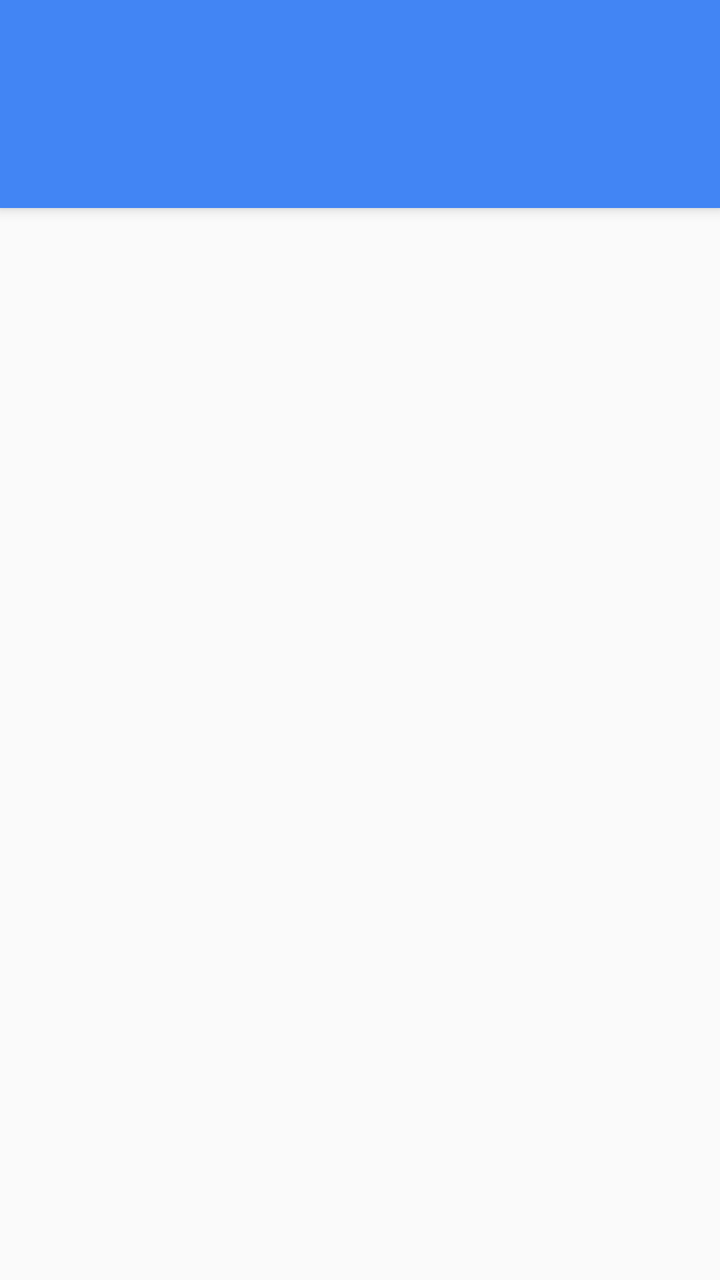
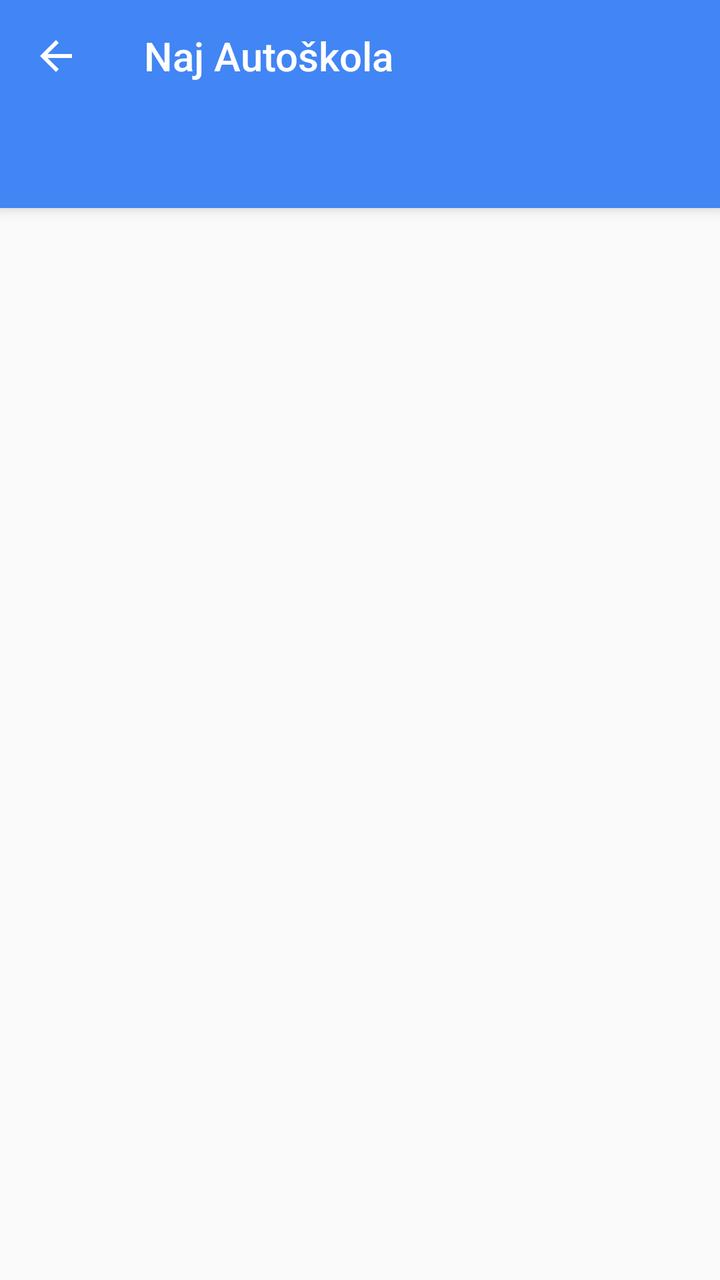

The first picture is an Android layout as it rendered before a commit; the second is the same layout after the commit. The layout source and the unified diff follow.
<!-- AndroidManifest.xml: application theme MyTheme.Light -->
<!-- res/layout/app_bar_main.xml -->
<?xml version="1.0" encoding="utf-8"?>
<android.support.design.widget.CoordinatorLayout
    xmlns:android="http://schemas.android.com/apk/res/android"
    xmlns:app="http://schemas.android.com/apk/res-auto"
    xmlns:tools="http://schemas.android.com/tools"
    android:layout_width="match_parent"
    android:layout_height="match_parent"
    android:fitsSystemWindows="true"
    tools:context=".MainActivity">

    <android.support.design.widget.AppBarLayout
        android:layout_width="match_parent"
        android:layout_height="wrap_content"
        android:theme="@style/MyTheme.AppBarOverlay">

        <android.support.v7.widget.Toolbar
            android:id="@+id/toolbar"
            android:layout_width="match_parent"
            android:layout_height="?attr/actionBarSize"
            android:background="?attr/colorPrimary"
            android:elevation="6dp"
            app:layout_scrollFlags="scroll|enterAlways"
            app:popupTheme="@style/MyTheme.PopupOverlay"/>

        <android.support.design.widget.TabLayout
            android:id="@+id/tab_layout"
            android:layout_width="match_parent"
            android:layout_height="wrap_content"
            android:layout_below="@id/toolbar"
            android:background="?attr/colorPrimary"
            android:elevation="6dp"
            android:minHeight="?attr/actionBarSize"
            android:theme="@style/ThemeOverlay.AppCompat.Dark.ActionBar"
            app:tabIndicatorColor="?attr/colorTabIndicator"/>

    </android.support.design.widget.AppBarLayout>

    <android.support.v4.view.ViewPager
        android:id="@+id/pager"
        android:layout_width="match_parent"
        android:layout_height="wrap_content"
        android:layout_below="@id/tab_layout"
        app:layout_behavior="@string/appbar_scrolling_view_behavior"/>

</android.support.design.widget.CoordinatorLayout>
<!-- resources referenced by this layout -->
<resources>
  <style name="MyTheme.AppBarOverlay" parent="ThemeOverlay.AppCompat.Dark.ActionBar" />
  <style name="MyTheme.PopupOverlay" parent="ThemeOverlay.AppCompat.Light" />
  <style name="MyTheme.Light" parent="@style/Theme.AppCompat.Light.NoActionBar">
          
          
          <item name="colorPrimary">@color/colorPrimary</item>
          <item name="colorPrimaryDark">@color/colorPrimaryDark</item>
          <item name="colorSecondary">@color/colorSecondary</item>
          <item name="colorSecondaryDark">@color/colorSecondaryDark</item>
          <item name="colorTextTitle">@color/colorTextTitle</item>
          
          <item name="colorFlatButtons">@color/colorFlatButtons</item>
          <item name="colorTabIndicator">@color/colorTabIndicator</item>
          <item name="colorCardBackground">@color/colorCardBackground</item>
          <item name="colorNavigationDrawerBackground">@color/colorNavigationDrawerBackground</item>
      </style>
  <color name="colorPrimary" type="color">#4285F4</color>
  <color name="colorPrimaryDark" type="color">#3367D6</color>
  <color name="colorSecondary" type="color">@color/deep_teal_300</color>
  <color name="colorSecondaryDark" type="color">@color/deep_teal_500</color>
  <color name="colorTextTitle" type="color">#FFEE58</color>
  <color name="colorFlatButtons" type="color">@color/pink_A200</color>
  <color name="colorTabIndicator" type="color">#FFF</color>
  <color name="colorCardBackground" type="color">#FFF</color>
  <color name="colorNavigationDrawerBackground" type="color">#FAFAFA</color>
  <color name="deep_teal_300" type="color">#4DB6AC</color>
  <color name="deep_teal_500" type="color">#009688</color>
  <color name="pink_A200" type="color">#FF4081</color>
</resources>

<!-- the commit's change to res/layout/app_bar_main.xml (unified diff, before → after) -->
@@ -11,6 +11,7 @@
     <android.support.design.widget.AppBarLayout
         android:layout_width="match_parent"
         android:layout_height="wrap_content"
+        android:elevation="6dp"
         android:theme="@style/MyTheme.AppBarOverlay">
 
         <android.support.v7.widget.Toolbar
@@ -18,8 +19,10 @@
             android:layout_width="match_parent"
             android:layout_height="?attr/actionBarSize"
             android:background="?attr/colorPrimary"
-            android:elevation="6dp"
             app:layout_scrollFlags="scroll|enterAlways"
+            app:navigationContentDescription="@string/abc_action_bar_up_description"
+            app:navigationIcon="?attr/homeAsUpIndicator"
+            app:title="@string/app_name"
             app:popupTheme="@style/MyTheme.PopupOverlay"/>
 
         <android.support.design.widget.TabLayout
@@ -28,7 +31,6 @@
             android:layout_height="wrap_content"
             android:layout_below="@id/toolbar"
             android:background="?attr/colorPrimary"
-            android:elevation="6dp"
             android:minHeight="?attr/actionBarSize"
             android:theme="@style/ThemeOverlay.AppCompat.Dark.ActionBar"
             app:tabIndicatorColor="?attr/colorTabIndicator"/>
<!-- resource entries referenced after the edit -->
@@ -1,5 +1,6 @@
 <!-- resources referenced by this layout -->
 <resources>
+  <string name="app_name">Naj Autoškola</string>
   <style name="MyTheme.AppBarOverlay" parent="ThemeOverlay.AppCompat.Dark.ActionBar" />
   <style name="MyTheme.PopupOverlay" parent="ThemeOverlay.AppCompat.Light" />
   <style name="MyTheme.Light" parent="@style/Theme.AppCompat.Light.NoActionBar">
